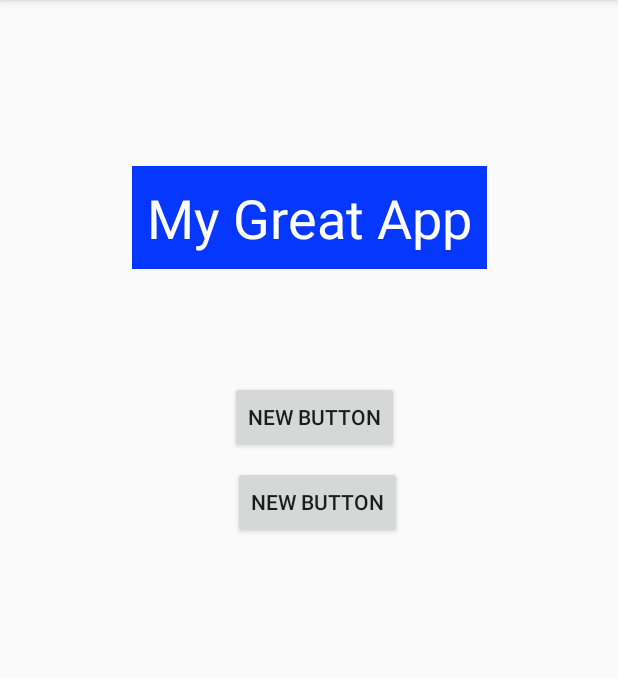
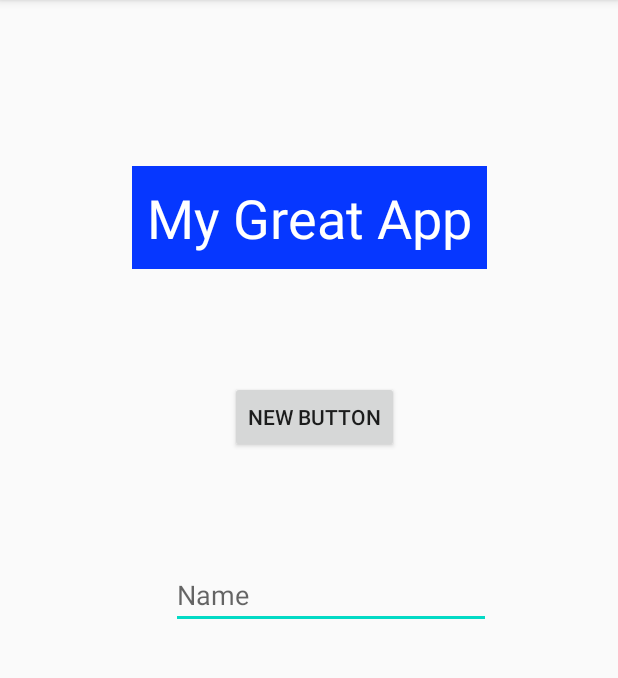
Before and after one commit to lmdoyle/AppDemoTutorialRep, an Android app: the screen it shows after launch (MainActivity), after a tap on "NEW BUTTON", on a phone screen of 412 x 824 dp, the part 84-762 px from its top. Run offline under Robolectric (Android 15) with nearby library versions, the phone set to English and light mode, and no system bars.

Commit message:
worked on course a bit

```diff
--- a/app/src/main/java/com/example/apptutorialdemo/MainActivity.java
+++ b/app/src/main/java/com/example/apptutorialdemo/MainActivity.java
@@ -5,18 +5,23 @@ import androidx.appcompat.app.AppCompatActivity;
 import android.os.Bundle;
 import android.util.Log;
 import android.view.View;
+import android.widget.EditText;
+import android.widget.Toast;
 
 public class MainActivity extends AppCompatActivity {
 
     public void clickFunction(View view){
 
-        Log.i("Info","Button Pressed");
+
+        EditText nameText = findViewById(R.id.nameText);
+
+        Log.i("Username", nameText.getText().toString());
+
+        Toast.makeText(MainActivity.this, "Hi There, "+ nameText.getText().toString(), Toast.LENGTH_LONG).show();
+
 
     }
 
-    public void clickFunction2(View view){
-        Log.i("Info2", "Info Button has been pressed");
-    }
 
     @Override
     protected void onCreate(Bundle savedInstanceState) {
--- a/app/src/main/res/layout/activity_main.xml
+++ b/app/src/main/res/layout/activity_main.xml
@@ -41,21 +41,23 @@
         app:layout_constraintStart_toStartOf="parent"
         app:layout_constraintTop_toBottomOf="@+id/HelloLeoTextView" />
 
-    <Button
-        android:id="@+id/button2"
+    <EditText
+        android:id="@+id/nameText"
         android:layout_width="wrap_content"
         android:layout_height="wrap_content"
-        android:layout_marginStart="149dp"
-        android:layout_marginLeft="149dp"
-        android:layout_marginTop="1dp"
-        android:layout_marginEnd="138dp"
-        android:layout_marginRight="138dp"
-        android:layout_marginBottom="392dp"
-        android:onClick="clickFunction2"
-        android:text="New Button"
+        android:layout_marginStart="110dp"
+        android:layout_marginLeft="110dp"
+        android:layout_marginTop="72dp"
+        android:layout_marginEnd="81dp"
+        android:layout_marginRight="81dp"
+        android:layout_marginBottom="333dp"
+        android:ems="10"
+        android:hint="Name"
+        android:inputType="textPersonName"
         app:layout_constraintBottom_toBottomOf="parent"
         app:layout_constraintEnd_toEndOf="parent"
         app:layout_constraintStart_toStartOf="parent"
-        app:layout_constraintTop_toBottomOf="@+id/button" />
+        app:layout_constraintTop_toBottomOf="@+id/button"
+        app:layout_constraintVertical_bias="0.0" />
 
 </androidx.constraintlayout.widget.ConstraintLayout>
```
